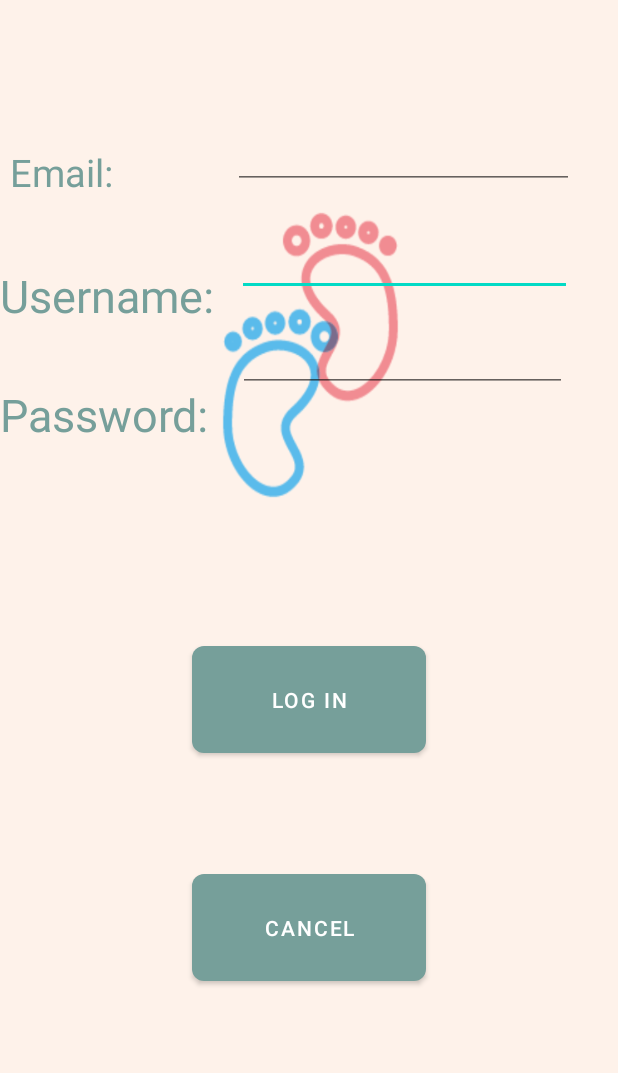
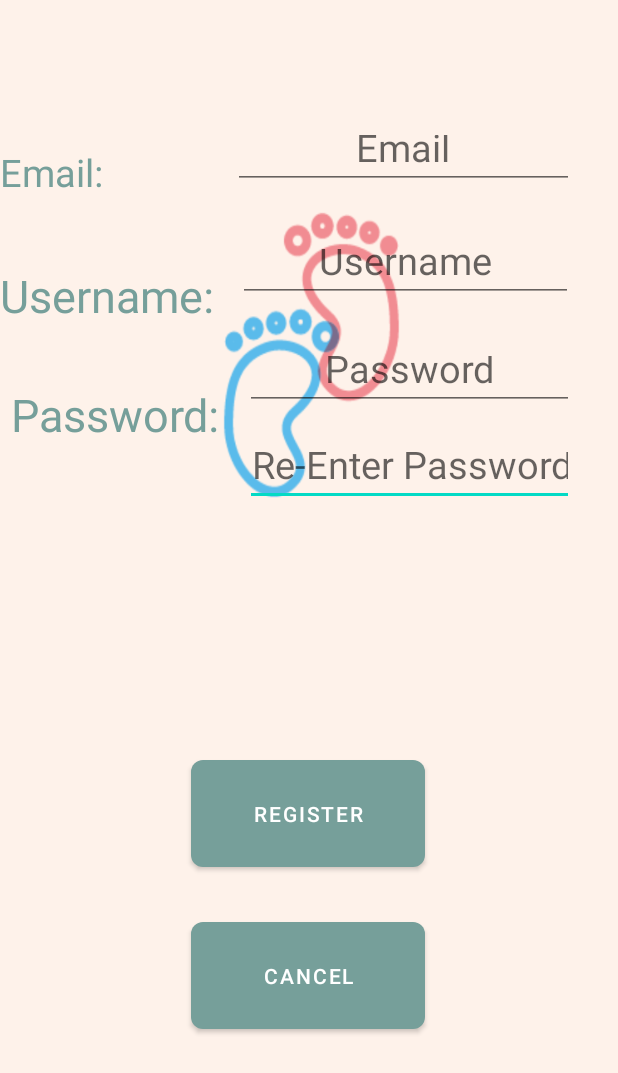
Before and after one commit to bontsdivina/CC107_Sat7301230Group1, an Android app: the Signup screen opened directly, with no data from a screen before it, on a phone screen of 412 x 824 dp. Shown: the top 1073 px of the screen. Run offline under Robolectric (Android 15) with nearby library versions, the phone set to English and light mode, and no system bars; our stand-ins replace Volley.

Commit message:
alvin
login and register

```diff
--- a/Group1_PROJECT/ANDROID/app/build.gradle
+++ b/Group1_PROJECT/ANDROID/app/build.gradle
@@ -36,4 +36,6 @@
     testImplementation 'junit:junit:4.+'
     androidTestImplementation 'androidx.test.ext:junit:1.1.2'
     androidTestImplementation 'androidx.test.espresso:espresso-core:3.3.0'
+    implementation 'com.android.volley:volley:1.2.0'
+    implementation 'com.karumi:dexter:6.0.2'
 }
--- a/Group1_PROJECT/ANDROID/app/src/main/java/com/example/bare/Signup.java
+++ b/Group1_PROJECT/ANDROID/app/src/main/java/com/example/bare/Signup.java
@@ -6,30 +6,93 @@
 import android.os.Bundle;
 import android.view.View;
 import android.widget.Button;
+import android.widget.EditText;
+import android.widget.TextView;
+import android.widget.Toast;
+
+import com.android.volley.AuthFailureError;
+import com.android.volley.Request;
+import com.android.volley.RequestQueue;
+import com.android.volley.Response;
+import com.android.volley.VolleyError;
+import com.android.volley.toolbox.StringRequest;
+import com.android.volley.toolbox.Volley;
+
+import java.util.HashMap;
+import java.util.Map;
+
 
 public class Signup extends AppCompatActivity {
-    private Button button;
+    Button cancel, btnRegister;
+    EditText etName,etPassword,etEmail,etReenterPassword;
+    String name,email,password,reenterPassword;
+    TextView tvStatus;
+    private String URL="http://192.168.100.4/bare/register.php";
     @Override
     protected void onCreate(Bundle savedInstanceState) {
         super.onCreate(savedInstanceState);
         setContentView(R.layout.activity_signup);
+        etName=findViewById(R.id.etName);
+        etEmail=findViewById(R.id.etEmail);
+        etPassword=findViewById(R.id.etPassword);
+        etReenterPassword=findViewById(R.id.etReenterPassword);
+        tvStatus=findViewById(R.id.tvStatus);
+        btnRegister=findViewById(R.id.btnRegister);
+        cancel=(Button) findViewById(R.id.cancel);
+        name=email=password=reenterPassword="";
 
-
-        button =(Button) findViewById(R.id.cancel);
-        button.setOnClickListener(new View.OnClickListener() {
-            @Override
-            public void onClick(View v) {
-                mainact();
-
-            }
-        });
 
 
     }
 
-    public void mainact(){
-        Intent intent = new Intent(this,MainActivity.class);
+
+    public void Register(View view) {
+        name=etName.getText().toString().trim();
+        password=etPassword.getText().toString().trim();
+        email=etEmail.getText().toString().trim();
+        reenterPassword=etReenterPassword.getText().toString().trim();
+        if (!password.equals(reenterPassword)){
+            Toast.makeText(this,"Password Mismatch Make Sure You Enter Correct Password",Toast.LENGTH_SHORT).show();
+        }
+        else if(!name.equals("") && !email.equals("") && !password.equals(""));
+        StringRequest stringRequest = new StringRequest(Request.Method.POST, URL, new Response.Listener<String>() {
+            @Override
+            public void onResponse(String response) {
+                if (response.equals("success")) {
+                    tvStatus.setText("Successfully Registered.");
+                    etName.setText("");
+                    etEmail.setText("");
+                    etPassword.setText("");
+                    etReenterPassword.setText("");
+                    btnRegister.setClickable(false);
+
+                } else if (response.equals("failure")) {
+                    tvStatus.setText("Something went wrong!");
+                    btnRegister.setClickable(false);
+                }
+            }
+        }, new Response.ErrorListener(){
+            @Override
+            public void onErrorResponse(VolleyError error) {
+                Toast.makeText(getApplicationContext(),error.toString().trim(), Toast.LENGTH_SHORT).show();
+            }
+        }){
+            @Override
+            protected Map<String, String> getParams() throws AuthFailureError {
+                Map<String, String> data = new HashMap<>();
+                data.put("Username",name);
+                data.put("Password",password);
+                data.put("Email",email);
+                return data;
+            }
+        };
+        RequestQueue requestQueue = Volley.newRequestQueue(getApplicationContext());
+        requestQueue.add(stringRequest);
+    }
+
+
+    public void cancel(View view) {
+        Intent intent=new Intent(this, MainActivity.class);
         startActivity(intent);
     }
-
 }
--- a/Group1_PROJECT/ANDROID/app/src/main/res/layout/activity_signup.xml
+++ b/Group1_PROJECT/ANDROID/app/src/main/res/layout/activity_signup.xml
@@ -9,15 +9,17 @@
 
 
     <Button
-        android:id="@+id/login"
+        android:id="@+id/btnRegister"
         android:layout_width="156dp"
         android:layout_height="83dp"
-        android:text="Log IN"
+        android:layout_marginBottom="240dp"
+        android:onClick="Register"
+        android:text="Register"
         app:backgroundTint="#769F9A"
         app:cornerRadius="8dp"
         app:layout_constraintBottom_toBottomOf="parent"
         app:layout_constraintEnd_toEndOf="parent"
-        app:layout_constraintHorizontal_bias="0.501"
+        app:layout_constraintHorizontal_bias="0.498"
         app:layout_constraintStart_toStartOf="parent"
         app:layout_constraintTop_toBottomOf="@+id/editTextTextPersonName4"
         app:layout_constraintVertical_bias="0.419" />
@@ -26,12 +28,14 @@
         android:id="@+id/cancel"
         android:layout_width="156dp"
         android:layout_height="83dp"
+        android:layout_marginBottom="132dp"
         android:text="Cancel"
+        android:onClick="cancel"
         app:backgroundTint="#769F9A"
         app:cornerRadius="8dp"
         app:layout_constraintBottom_toBottomOf="parent"
         app:layout_constraintEnd_toEndOf="parent"
-        app:layout_constraintHorizontal_bias="0.501"
+        app:layout_constraintHorizontal_bias="0.498"
         app:layout_constraintStart_toStartOf="parent"
         app:layout_constraintTop_toBottomOf="@+id/login"
         app:layout_constraintVertical_bias="0.296" />
@@ -44,45 +48,71 @@
         android:scaleType="fitXY"
         app:layout_constraintBottom_toBottomOf="parent"
         app:layout_constraintEnd_toEndOf="parent"
+        app:layout_constraintHorizontal_bias="0.0"
         app:layout_constraintStart_toStartOf="parent"
         app:layout_constraintTop_toTopOf="parent"
         app:layout_constraintVertical_bias="0.0"
         app:srcCompat="@drawable/footprint_bg" />
 
     <EditText
-        android:id="@+id/editTextTextPersonName4"
+        android:id="@+id/etReenterPassword"
+        android:layout_width="219dp"
+        android:layout_height="46dp"
+        android:layout_marginBottom="136dp"
+        android:ems="10"
+        android:gravity="center"
+        android:hint="Re-Enter Password"
+        android:inputType="textPassword"
+        android:textColor="#769F9A"
+        android:textSize="25sp"
+        app:layout_constraintBottom_toBottomOf="@+id/imageView3"
+        app:layout_constraintEnd_toEndOf="parent"
+        app:layout_constraintHorizontal_bias="0.848"
+        app:layout_constraintStart_toStartOf="parent"
+        app:layout_constraintTop_toBottomOf="@+id/editTextTextPersonName4"
+        app:layout_constraintVertical_bias="0.117" />
+
+    <EditText
+        android:id="@+id/etName"
         android:layout_width="223dp"
         android:layout_height="45dp"
-        android:layout_marginTop="152dp"
+        android:layout_marginTop="156dp"
+        android:hint="Username"
+        android:inputType="textPersonName"
+        android:gravity="center"
         android:textColor="#769F9A"
-        android:inputType="textPersonName"
         android:textSize="25sp"
         app:layout_constraintEnd_toEndOf="parent"
-        app:layout_constraintHorizontal_bias="0.837"
+        app:layout_constraintHorizontal_bias="0.84"
         app:layout_constraintStart_toStartOf="parent"
         app:layout_constraintTop_toTopOf="parent" />
 
     <EditText
-        android:id="@+id/editTextTextPassword"
+        android:id="@+id/etPassword"
         android:layout_width="219dp"
         android:layout_height="46dp"
+        android:layout_marginBottom="200dp"
         android:ems="10"
+        android:gravity="center"
+        android:hint="Password"
         android:inputType="textPassword"
+        android:textColor="#769F9A"
         android:textSize="25sp"
-        android:textColor="#769F9A"
         app:layout_constraintBottom_toBottomOf="@+id/imageView3"
         app:layout_constraintEnd_toEndOf="parent"
-        app:layout_constraintHorizontal_bias="0.822"
+        app:layout_constraintHorizontal_bias="0.848"
         app:layout_constraintStart_toStartOf="parent"
         app:layout_constraintTop_toBottomOf="@+id/editTextTextPersonName4"
-        app:layout_constraintVertical_bias="0.078" />
+        app:layout_constraintVertical_bias="0.117" />
 
     <EditText
-        android:id="@+id/editTextTextPersonName3"
+        android:id="@+id/etEmail"
         android:layout_width="227dp"
         android:layout_height="46dp"
         android:layout_marginTop="80dp"
         android:ems="10"
+        android:hint="Email"
+        android:gravity="center"
         android:textColor="#769F9A"
         android:inputType="textPersonName"
         android:textSize="25sp"
@@ -120,10 +150,9 @@
         app:layout_constraintVertical_bias="0.226" />
 
     <TextView
-        android:id="@+id/textView3"
         android:layout_width="148dp"
         android:layout_height="39dp"
-        android:text="Password:"
+        android:text=" Password:"
         android:textColor="#769F9A"
         android:textSize="30sp"
         app:layout_constraintBottom_toBottomOf="parent"
@@ -133,5 +162,19 @@
         app:layout_constraintTop_toTopOf="parent"
         app:layout_constraintVertical_bias="0.326" />
 
+    <TextView
+        android:id="@+id/tvStatus"
+        android:layout_width="wrap_content"
+        android:layout_height="wrap_content"
+        android:text=""
+        android:textSize="25dp"
+        app:layout_constraintBottom_toBottomOf="parent"
+        app:layout_constraintEnd_toEndOf="parent"
+        app:layout_constraintHorizontal_bias="0.498"
+        app:layout_constraintStart_toStartOf="parent"
+        app:layout_constraintTop_toTopOf="@+id/imageView3"
+        app:layout_constraintVertical_bias="0.889"
+        tools:ignore="MissingConstraints" />
+
 
 </androidx.constraintlayout.widget.ConstraintLayout>
```
Also changed, not shown: Group1_PROJECT/ANDROID/app/src/main/AndroidManifest.xml (+52 -8 lines), Group1_PROJECT/ANDROID/app/src/main/java/com/example/bare/MainActivity.java (+54 -23 lines), Group1_PROJECT/ANDROID/app/src/main/res/layout/activity_main.xml (+13 -9 lines).
